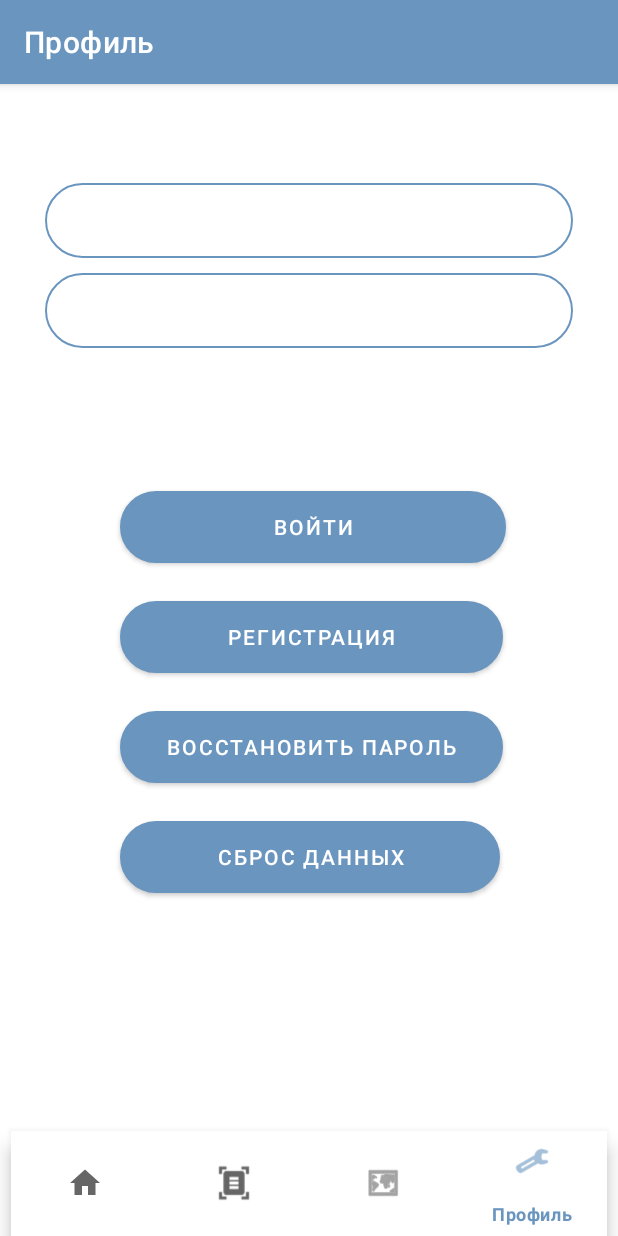
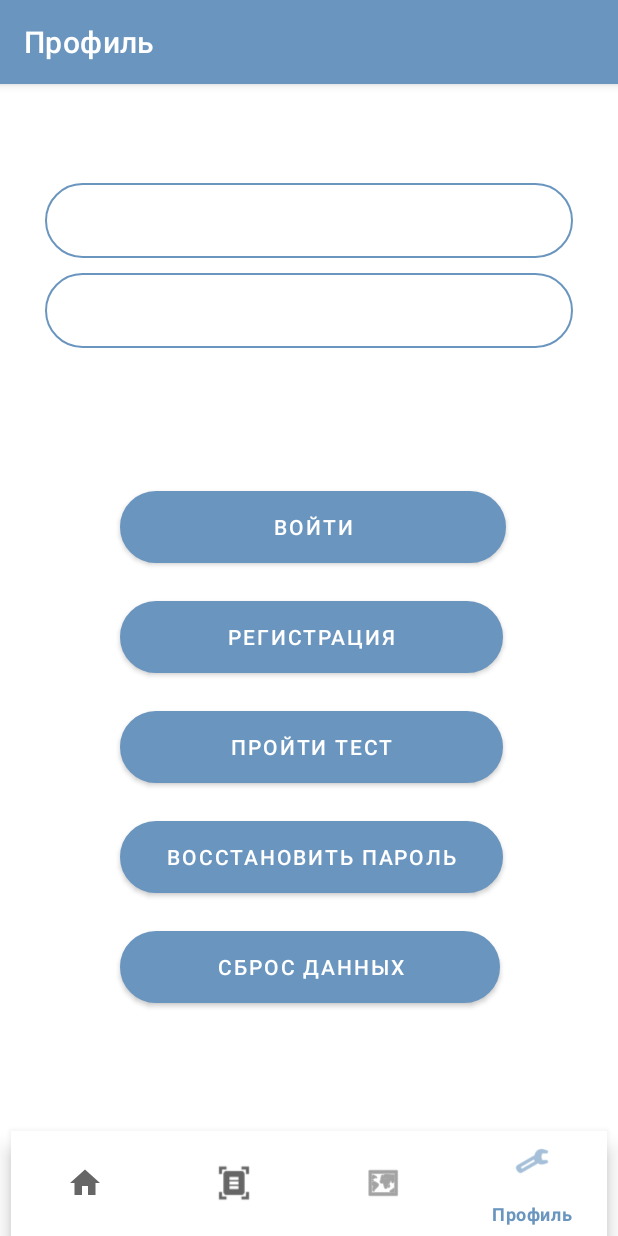
Before and after one commit to RedCrabVb/ApplicationMVP, an Android app: the screen it shows after launch (MainActivity), item 4 of the bottom bar chosen, on a phone screen of 412 x 824 dp. Run offline under Robolectric (Android 15) with nearby library versions, the phone set to English and light mode, and no system bars; our stand-ins replace navigation-ui; libraries missing offline, so code that uses them is left out: androidmads.library.qrgenearator, com.budiyev.android; network calls fail; 2 statements that could not run were skipped.

Commit message:
Connect to server API test

```diff
--- a/app/src/main/java/ru/vivt/applicationmvp/StartActivity.java
+++ b/app/src/main/java/ru/vivt/applicationmvp/StartActivity.java
@@ -5,26 +5,13 @@ import androidx.appcompat.app.AppCompatActivity;
 import android.content.Intent;
 import android.os.Bundle;
 import android.widget.EditText;
-import android.widget.Toast;
-
-import com.google.gson.JsonObject;
-import com.google.gson.JsonParser;
-
-import java.io.DataInputStream;
-import java.io.DataOutputStream;
-import java.io.File;
-import java.io.FileInputStream;
-import java.io.FileNotFoundException;
-import java.io.FileOutputStream;
-import java.io.IOException;
-import java.util.Optional;
 
 import ru.vivt.applicationmvp.ui.repository.MemoryValues;
 import ru.vivt.applicationmvp.ui.repository.Server;
 
 public class StartActivity extends AppCompatActivity {
     private EditText editTextIp;
-    private final String server = "servermvp.ru:49379"; // for test 10.0.2.2:8082
+    private static final String server = "10.0.2.2:8082"; // for test 10.0.2.2:8082
                                                         // for prod servermvp.ru:49379
 
     @Override
@@ -34,7 +21,7 @@ public class StartActivity extends AppCompatActivity {
 
 
         Thread thread = new Thread(() -> {{
-            Server server = Server.getInstance(editTextIp.getText().toString(), StartActivity.this.getApplicationContext());
+            Server server = Server.getInstance(editTextIp.getText().toString());
 
             MemoryValues memoryValues = MemoryValues.init(getApplicationContext());
             String tokenInMemory = memoryValues.getToken();
--- a/app/src/main/java/ru/vivt/applicationmvp/ui/profile/ProfileFragment.java
+++ b/app/src/main/java/ru/vivt/applicationmvp/ui/profile/ProfileFragment.java
@@ -1,20 +1,15 @@
 package ru.vivt.applicationmvp.ui.profile;
 
+import android.annotation.SuppressLint;
 import android.os.Bundle;
 import android.view.LayoutInflater;
 import android.view.View;
 import android.view.ViewGroup;
-import android.widget.TextView;
 
 import androidx.annotation.NonNull;
 import androidx.fragment.app.Fragment;
 import androidx.fragment.app.FragmentTransaction;
 import androidx.lifecycle.ViewModelProvider;
-
-import com.google.gson.JsonObject;
-import com.google.gson.JsonParser;
-
-import java.io.File;
 
 import ru.vivt.applicationmvp.R;
 import ru.vivt.applicationmvp.databinding.FragmentProfileBinding;
@@ -22,7 +17,7 @@ import ru.vivt.applicationmvp.ui.account_reset.AccountResetFragment;
 import ru.vivt.applicationmvp.ui.authorization.AuthorizationFragment;
 import ru.vivt.applicationmvp.ui.registration.RegistrationFragment;
 import ru.vivt.applicationmvp.ui.repository.MemoryValues;
-import ru.vivt.applicationmvp.ui.repository.Server;
+import ru.vivt.applicationmvp.ui.test.TestFragment;
 
 public class ProfileFragment extends Fragment implements View.OnClickListener {
     public static String keyUpdate = "update";
@@ -43,12 +38,8 @@ public class ProfileFragment extends Fragment implements View.OnClickListener {
             System.exit(0);
         });
 
-        profileViewModel.getEmail().observe(getViewLifecycleOwner(), s -> {
-            binding.textViewEmail.setText(s);
-        });
-        profileViewModel.getUsername().observe(getViewLifecycleOwner(), s -> {
-            binding.textViewUsername.setText(s);
-        });
+        profileViewModel.getEmail().observe(getViewLifecycleOwner(), s -> binding.textViewEmail.setText(s));
+        profileViewModel.getUsername().observe(getViewLifecycleOwner(), s -> binding.textViewUsername.setText(s));
 
 
         binding.buttonAutrization.setOnClickListener(this);
@@ -89,6 +80,9 @@ public class ProfileFragment extends Fragment implements View.OnClickListener {
             case R.id.buttonResetPassword:
                 replaceFragment(new AccountResetFragment());
                 break;
+            case R.id.buttonGoTest:
+                replaceFragment(new TestFragment());
+                break;
         }
     }
 
--- a/app/src/main/java/ru/vivt/applicationmvp/ui/repository/Server.java
+++ b/app/src/main/java/ru/vivt/applicationmvp/ui/repository/Server.java
@@ -1,7 +1,7 @@
 package ru.vivt.applicationmvp.ui.repository;
 
-import android.content.Context;
-
+import com.google.gson.JsonArray;
+import com.google.gson.JsonElement;
 import com.google.gson.JsonObject;
 import com.google.gson.JsonParser;
 
@@ -11,20 +11,23 @@ import java.io.InputStreamReader;
 import java.net.HttpURLConnection;
 import java.net.URL;
 import java.net.URLConnection;
+import java.util.concurrent.atomic.AtomicInteger;
 
 public class Server {
     private static Server server;
     public static String error = "error", status = "status";
 
     private static String url = "";
-    private final String apiNews = "api/news";
-    private final String apiQrCode = "api/qrCode";
-    private final String apiPersonData = "api/setPersonDate";
-    private final String apiRegistration = "api/registration";
-    private final String apiStatusToken = "api/getStatusToken";
-    private final String apiResetPassword = "api/resetPassword";
-    private final String apiAuthorization = "api/authorization";
-    private final String apiPersonDataGet = "api/personData";
+    private static final String apiNews = "api/news";
+    private static final String apiTestAll = "api/testAll";
+    private static final String apiTestCurrent = "api/test";
+    private static final String apiQrCode = "api/qrCode";
+    private static final String apiPersonData = "api/setPersonDate";
+    private static final String apiRegistration = "api/registration";
+    private static final String apiStatusToken = "api/getStatusToken";
+    private static final String apiResetPassword = "api/resetPassword";
+    private static final String apiAuthorization = "api/authorization";
+    private static final String apiPersonDataGet = "api/personData";
 
 
     private String tokenConnection = null;
@@ -41,7 +44,7 @@ public class Server {
         return server;
     }
 
-    public static Server getInstance(String ip, Context context) {
+    public static Server getInstance(String ip) {
         if (server == null) {
             url = "http://" + ip + "/%s?%s";
             server = new Server();
@@ -60,8 +63,7 @@ public class Server {
     }
 
     public JsonObject getApiPersonData() throws Exception {
-        JsonObject result = new JsonParser().parse(sendInquiry(apiPersonDataGet, String.format("token=%s",  tokenConnection))).getAsJsonObject();
-        return result;
+        return new JsonParser().parse(sendInquiry(apiPersonDataGet, String.format("token=%s",  tokenConnection))).getAsJsonObject();
     }
 
     public String resetPassword(String email) {
@@ -76,8 +78,7 @@ public class Server {
 
     public String getNews() {
         try {
-            String linkNews = Server.getInstance().getNewsJson().get("News").getAsString();
-            return linkNews;
+            return Server.getInstance().getNewsJson().get("News").getAsString();
         } catch (Exception e) {
             e.printStackTrace();
             return "";
@@ -91,21 +92,41 @@ public class Server {
     }
 
     public String authorization(String email, String password) throws Exception {
-        String result = sendInquiry(apiAuthorization, String.format("email=%s&password=%s",  email, password));
-        return result;
+        return sendInquiry(apiAuthorization, String.format("email=%s&password=%s",  email, password));
+    }
+
+    private JsonObject getTestServer() throws Exception {
+        return new JsonParser().parse(sendInquiry(apiTestAll, "")).getAsJsonObject();
+    }
+
+    public Test[] getTest() {
+        try {
+            Test[] news;
+            JsonArray jsonArrayTest = Server.getInstance().getTestServer().getAsJsonArray("test");
+            news = new Test[jsonArrayTest.size()];
+            AtomicInteger i = new AtomicInteger();
+            for(JsonElement r : jsonArrayTest){
+                i.getAndIncrement();
+                JsonObject jsonNews = r.getAsJsonObject();
+                news[i.get() - 1] = new Test(jsonNews.get("header").getAsString(),
+                        jsonNews.get("description").getAsString());
+            }
+            return news;
+        } catch (Exception e) {
+            e.printStackTrace();
+            return new Test[]{};
+        }
     }
 
 
-    public boolean registration() {
+    public void registration() {
         try {
             String result = (sendInquiry(apiRegistration, ""));
             JsonObject jsonReg =  new JsonParser().parse(result).getAsJsonObject();
             tokenConnection = jsonReg.get("token").getAsString();
             System.out.println(result);
-            return true;
         } catch (Exception | Error e) {
             e.printStackTrace();
-            return  false;
         }
     }
 
@@ -149,7 +170,7 @@ public class Server {
 
     private String sendInquiry(String api, String json) throws Exception {
         json = json.replace("+", "%20"); // fix space encoder
-        URL url = new URL(String.format(this.url, api, json));
+        URL url = new URL(String.format(Server.url, api, json));
         HttpURLConnection connection = getResponseServer(url);
         String response = connectionResponseToString(connection);
 
@@ -159,22 +180,21 @@ public class Server {
 
     private HttpURLConnection getResponseServer(URL url) throws Exception {
         URLConnection urlConnection = url.openConnection();
-        HttpURLConnection connection = (HttpURLConnection) urlConnection;
 
-        return connection;
+        return (HttpURLConnection) urlConnection;
     }
 
     private String connectionResponseToString(HttpURLConnection connection) throws IOException {
         BufferedReader in = new BufferedReader(new InputStreamReader(connection.getInputStream()));
-        String urlString = "";
+        StringBuilder urlString = new StringBuilder();
 
         String current;
         while ((current = in.readLine()) != null) {
-            urlString += current;
+            urlString.append(current);
         }
 
         connection.disconnect();
 
-        return urlString;
+        return urlString.toString();
     }
 }
--- a/app/src/main/res/layout/fragment_profile.xml
+++ b/app/src/main/res/layout/fragment_profile.xml
@@ -79,6 +79,17 @@
             android:text="@string/registration_button" />
 
         <Button
+            android:id="@+id/buttonGoTest"
+            android:layout_width="255dp"
+            android:layout_height="wrap_content"
+            android:layout_marginLeft="50dp"
+            android:layout_marginTop="25dp"
+            android:layout_marginRight="50dp"
+            android:background="@drawable/custom_button"
+            android:onClick="onClick"
+            android:text="@string/go_test" />
+
+        <Button
             android:id="@+id/buttonResetPassword"
             android:layout_width="255dp"
             android:layout_height="wrap_content"
@@ -88,6 +99,7 @@
             android:background="@drawable/custom_button"
             android:onClick="onClick"
             android:text="@string/restore_password" />
+
 
         <Button
             android:id="@+id/buttonDataReset"
--- a/app/src/main/res/values/strings.xml
+++ b/app/src/main/res/values/strings.xml
@@ -10,6 +10,7 @@
     <string name="registration_button">Регистрация</string>
     <string name="reset_mail">Сбросить</string>
     <string name="restore_password">Восстановить пароль</string>
+    <string name="go_test">Пройти тест</string>
     <string name="data_reset">Сброс данных</string>
     <!-- TODO: Remove or change this placeholder text -->
     <string name="hello_blank_fragment">Hello blank fragment</string>
```
Also changed, not shown: app/src/main/java/ru/vivt/applicationmvp/ui/ScannerQrFragment.java (+0 -9 lines), app/src/main/java/ru/vivt/applicationmvp/ui/repository/Test.java (added, +27 -0 lines), app/src/main/java/ru/vivt/applicationmvp/ui/repository/TestAdapter.java (added, +43 -0 lines), app/src/main/java/ru/vivt/applicationmvp/ui/test/TestFragment.java (added, +42 -0 lines), app/src/main/res/layout/fragment_test.xml (added, +26 -0 lines), app/src/main/res/layout/list_tests.xml (added, +35 -0 lines).
